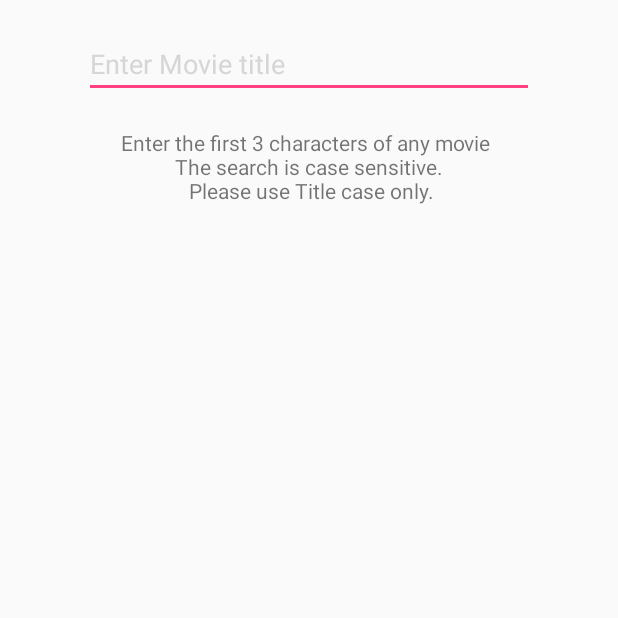
After one commit to gaur16/SFMovies, an Android app: the SFSearchViewActivity screen opened directly, with no data from a screen before it, on a phone screen of 412 x 824 dp, the top half of it. The commit adds this screen. Run offline under Robolectric (Android 15) with nearby library versions, the phone set to English and light mode, and no system bars.

Commit message:
Changed UX flow

```diff
--- a/app/src/debug/res/values/google_maps_api.xml
+++ b/app/src/debug/res/values/google_maps_api.xml
@@ -15,5 +15,5 @@
     Once you have your key (it starts with "AIza"), replace the "google_maps_key"
     string in this file.
     -->
-    <string name="google_maps_key" templateMergeStrategy="preserve" translatable="false">AIzaSyC7ityicUd9oGSY244KkHTJZFy29uo7cIc</string>
+    <string name="google_maps_key" templateMergeStrategy="preserve" translatable="false">YOUR_KEY_HERE</string>
 </resources>
--- a/app/src/main/AndroidManifest.xml
+++ b/app/src/main/AndroidManifest.xml
@@ -42,6 +42,9 @@
             android:name=".SFController.SFGetLocationIntentService"
             android:exported="false">
         </service>
+        <activity android:name=".SFView.SFSearchViewActivity"
+            android:label="SFSearch">
+        </activity>
 
     </application>
 
--- a/app/src/main/java/com/bignerdrench/android/sfmovies/SFController/SFApi.java
+++ b/app/src/main/java/com/bignerdrench/android/sfmovies/SFController/SFApi.java
@@ -23,6 +23,10 @@ public interface SFApi {
                                              @Query("$q") String keyword,
                                              @Query("$limit") int limit);
 
+    @GET("resource/wwmu-gmzc.json")
+    Call<List<SFLocation>> getSearchForQuery(@Query("$where") String query,
+                                             @Query("$limit") int limit);
+
     @GET("/maps/api/geocode/json")
     Call<SFGoogleResponse> getGeoLocationDataGoogle(@Query("address") String address,
                                               @Query("key") String key);
--- a/app/src/main/java/com/bignerdrench/android/sfmovies/SFController/SFGeocodeGoogle.java
+++ b/app/src/main/java/com/bignerdrench/android/sfmovies/SFController/SFGeocodeGoogle.java
@@ -57,7 +57,7 @@ public class SFGeocodeGoogle implements Callback<SFGoogleResponse> {
                 Log.v(TAG,"lng : "+Longitude);
 
                 final Intent mIntent = new Intent(SFGetLocationIntentService.BROADCAST_ACTION);
-                mIntent.putExtra("isFromService",false);
+                mIntent.putExtra("isSingleQuery",true);
                 mIntent.putExtra("lat",Latitude);
                 mIntent.putExtra("lng",Longitude);
                 LocalBroadcastManager.getInstance(context).sendBroadcast(mIntent);
--- a/app/src/main/java/com/bignerdrench/android/sfmovies/SFView/SFAutoComplete.java
+++ b/app/src/main/java/com/bignerdrench/android/sfmovies/SFView/SFAutoComplete.java
@@ -12,7 +12,7 @@ import android.widget.ProgressBar;
 public class SFAutoComplete extends AutoCompleteTextView {
 
     private static final int MESSAGE_TEXT_CHANGED = 100;
-    private static final int DEFAULT_AUTOCOMPLETE_DELAY = 750;
+    private static final int DEFAULT_AUTOCOMPLETE_DELAY = 1200;
 
     private int mAutoCompleteDelay = DEFAULT_AUTOCOMPLETE_DELAY;
     private ProgressBar mLoadingIndicator;
@@ -38,18 +38,18 @@ public class SFAutoComplete extends AutoCompleteTextView {
 
     @Override
     protected void performFiltering(CharSequence text, int keyCode) {
-        if (mLoadingIndicator != null) {
+        /*if (mLoadingIndicator != null) {
             mLoadingIndicator.setVisibility(View.VISIBLE);
-        }
+        }*/
         mHandler.removeMessages(MESSAGE_TEXT_CHANGED);
         mHandler.sendMessageDelayed(mHandler.obtainMessage(MESSAGE_TEXT_CHANGED, text), mAutoCompleteDelay);
     }
 
     @Override
     public void onFilterComplete(int count) {
-        if (mLoadingIndicator != null) {
+        /*if (mLoadingIndicator != null) {
             mLoadingIndicator.setVisibility(View.GONE);
-        }
+        }*/
         super.onFilterComplete(count);
     }
 }
--- /dev/null
+++ b/app/src/main/java/com/bignerdrench/android/sfmovies/SFView/SFSearchView.java
@@ -0,0 +1,102 @@
+package com.bignerdrench.android.sfmovies.SFView;
+
+import android.app.Fragment;
+import android.content.BroadcastReceiver;
+import android.content.Context;
+import android.content.Intent;
+import android.content.IntentFilter;
+import android.os.Bundle;
+import android.support.annotation.Nullable;
+import android.support.v4.content.LocalBroadcastManager;
+import android.view.LayoutInflater;
+import android.view.View;
+import android.view.ViewGroup;
+import android.widget.AdapterView;
+import android.widget.ProgressBar;
+import android.widget.Toast;
+
+import com.bignerdrench.android.sfmovies.R;
+import com.bignerdrench.android.sfmovies.SFController.SFGeocodeGoogle;
+import com.bignerdrench.android.sfmovies.SFController.SFGetLocationIntentService;
+import com.bignerdrench.android.sfmovies.SFModel.SFLocation;
+
+/**
+ * Created by abhijeetgaur16 on 18/02/17.
+ */
+
+public class SFSearchView extends Fragment {
+
+    private View mView;
+    private ProgressBar mProgressBar;
+    public static final String BROADCAST_SEARCH = "com.abhijeet.SFMovies.searchAction";
+    SFAutoComplete mAutoComplete;
+
+    @Nullable
+    @Override
+    public View onCreateView(LayoutInflater inflater, ViewGroup container, Bundle savedInstanceState) {
+
+        mView = inflater.inflate(R.layout.sf_search_view, container, false);
+        mProgressBar = (ProgressBar) mView.findViewById(R.id.loading);
+        final SFAutoComplete autoComplete = (SFAutoComplete) mView.findViewById(R.id.sf_auto_complete);
+        if(autoComplete!=null){
+        mAutoComplete = autoComplete;
+        autoComplete.setThreshold(3);
+        autoComplete.setAdapter(new SearchCompleteAdapter(getActivity()));
+        autoComplete.setLoadingIndicator(mProgressBar);
+        autoComplete.setOnItemClickListener(new AdapterView.OnItemClickListener() {
+            @Override
+            public void onItemClick(AdapterView<?> adapterView, View view, int position, long id) {
+                SFLocation place = (SFLocation) adapterView.getItemAtPosition(position);
+                Intent intent = new Intent(SFGetLocationIntentService.BROADCAST_ACTION);
+                intent.putExtra("place_from_search",place);
+                intent.putExtra("isFromSearch",true);
+                LocalBroadcastManager.getInstance(getContext()).sendBroadcast(intent);
+                getActivity().finish();
+            }
+        });
+        }
+
+        return mView;
+    }
+
+    private BroadcastReceiver broadcastReceiver = new BroadcastReceiver() {
+        @Override
+        public void onReceive(Context context, Intent intent) {
+            Boolean isFilteringStarted = intent.getBooleanExtra("filteringStarted",false);
+            Boolean isFilteringDone = intent.getBooleanExtra("filteringDone",false);
+            Boolean isFilteringFailed = intent.getBooleanExtra("filteringFailed",false);
+            Boolean success = intent.getBooleanExtra("success",false);
+
+            if(isFilteringStarted){
+                mProgressBar.setVisibility(View.VISIBLE);
+                mAutoComplete.setEnabled(false);
+            }
+
+            if(isFilteringDone){
+                mProgressBar.setVisibility(View.GONE);
+                mAutoComplete.setEnabled(true);
+                if(!success){
+                    Toast.makeText(getContext(),"Sorry could not fetch results",Toast.LENGTH_SHORT).show();
+                }
+            }
+
+            if(isFilteringFailed){
+                mProgressBar.setVisibility(View.GONE);
+                mAutoComplete.setEnabled(true);
+                Toast.makeText(getContext(),"Server did not return a valid response. Check your internet connection.",Toast.LENGTH_SHORT).show();
+            }
+        }
+    };
+
+    @Override
+    public void onResume() {
+        super.onResume();
+        LocalBroadcastManager.getInstance(getContext()).registerReceiver(broadcastReceiver, new IntentFilter(BROADCAST_SEARCH));
+    }
+
+    @Override
+    public void onPause() {
+        super.onPause();
+        LocalBroadcastManager.getInstance(getContext()).unregisterReceiver(broadcastReceiver);
+    }
+}
--- /dev/null
+++ b/app/src/main/java/com/bignerdrench/android/sfmovies/SFView/SFSearchViewActivity.java
@@ -0,0 +1,20 @@
+package com.bignerdrench.android.sfmovies.SFView;
+
+import android.app.Activity;
+import android.os.Bundle;
+
+import com.bignerdrench.android.sfmovies.R;
+
+/**
+ * Created by abhijeetgaur16 on 18/02/17.
+ */
+
+public class SFSearchViewActivity extends Activity {
+
+    @Override
+    protected void onCreate(Bundle savedInstanceState) {
+        super.onCreate(savedInstanceState);
+        setContentView(R.layout.activity_search_view_base);
+    }
+
+}
--- /dev/null
+++ b/app/src/main/res/layout/activity_search_view_base.xml
@@ -0,0 +1,12 @@
+<?xml version="1.0" encoding="utf-8"?>
+<LinearLayout xmlns:android="http://schemas.android.com/apk/res/android"
+    android:orientation="vertical" android:layout_width="match_parent"
+    android:layout_height="match_parent">
+
+    <fragment
+        android:id="@+id/activity_fragment_searchview"
+        android:layout_width="match_parent"
+        android:layout_height="match_parent"
+        android:name="com.bignerdrench.android.sfmovies.SFView.SFSearchView"/>
+
+</LinearLayout>
--- /dev/null
+++ b/app/src/main/res/layout/sf_search_view.xml
@@ -0,0 +1,44 @@
+<?xml version="1.0" encoding="utf-8"?>
+<LinearLayout xmlns:android="http://schemas.android.com/apk/res/android"
+    android:orientation="vertical" android:layout_width="match_parent"
+    android:layout_height="match_parent">
+
+    <LinearLayout
+        android:layout_width="match_parent"
+        android:layout_height="wrap_content"
+        android:orientation="horizontal"
+        android:gravity="center"
+        android:layout_marginTop="20dp">
+
+    <com.bignerdrench.android.sfmovies.SFView.SFAutoComplete
+        android:id="@+id/sf_auto_complete"
+        android:layout_width="300dp"
+        android:layout_height="wrap_content"
+        android:layout_gravity="left"
+        android:imeOptions="flagNoExtractUi|actionSearch"
+        android:hint="Enter Movie title"
+        android:textColorHint="@color/common_plus_signin_btn_text_light_disabled"
+        android:maxLines="1"
+        android:ems="10" />
+
+    </LinearLayout>
+
+    <TextView
+        android:id="@+id/help_text"
+        android:layout_width="wrap_content"
+        android:layout_height="wrap_content"
+        android:layout_gravity="center"
+        android:layout_marginTop="20dp"
+        android:textAlignment="center"
+        android:text="Enter the first 3 characters of any movie \n The search is case sensitive. \n Please use Title case only."/>
+
+    <ProgressBar
+        android:id="@+id/loading"
+        style="?android:attr/progressBarStyleSmall"
+        android:layout_width="20dp"
+        android:layout_height="20dp"
+        android:layout_gravity="center"
+        android:visibility="gone"
+        android:layout_marginTop="30dp"/>
+
+</LinearLayout>
```
Also changed, not shown: app/src/main/java/com/bignerdrench/android/sfmovies/SFController/Controller.java (+7 -1 lines), app/src/main/java/com/bignerdrench/android/sfmovies/SFController/SFDBHandler.java (added, +116 -0 lines), app/src/main/java/com/bignerdrench/android/sfmovies/SFView/MainActivity.java (+16 -0 lines), app/src/main/java/com/bignerdrench/android/sfmovies/SFView/SFMap.java (+122 -14 lines), app/src/main/java/com/bignerdrench/android/sfmovies/SFView/SearchCompleteAdapter.java (+25 -4 lines), app/src/main/res/layout/activity_sfmovies_base.xml (+5 -6 lines), app/src/main/res/layout/sf_map_view.xml (+27 -37 lines), app/src/main/res/menu/search_menu.xml (added, +10 -0 lines).
